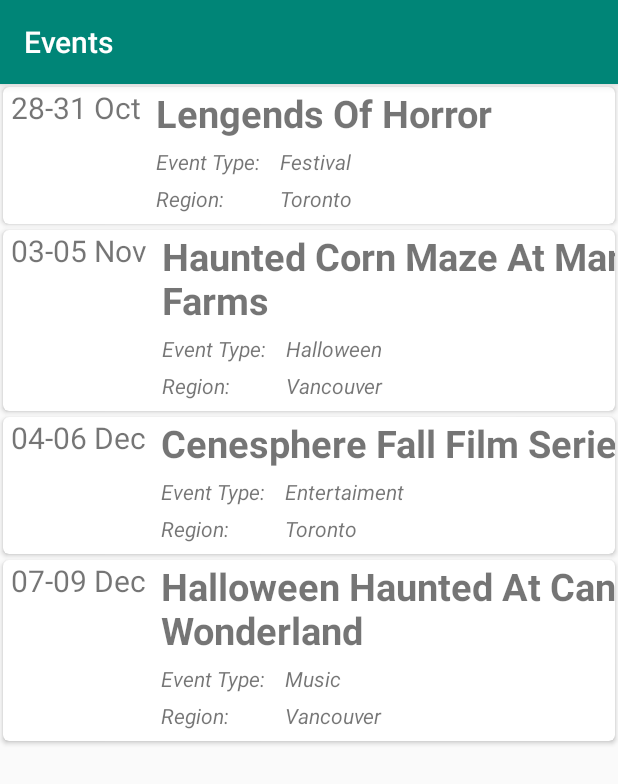
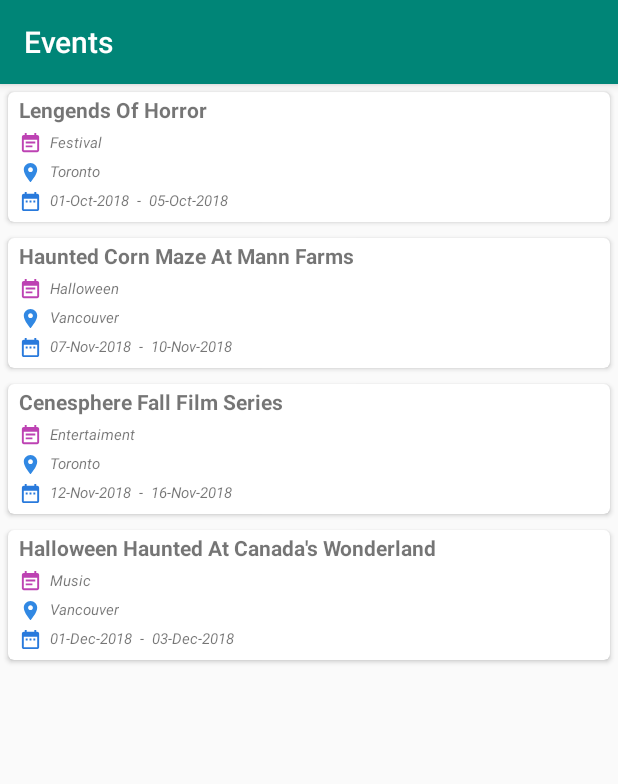
Before and after one commit to huynm1990/trip-trip, an Android app: the screen it shows after launch (EventsActivity), after a tap on "Events", on a phone screen of 412 x 824 dp. Shown: the top 784 px of the screen. Run offline under Robolectric (Android 15) with nearby library versions, the phone set to English and light mode, and no system bars.

Commit message:
Add Category

```diff
--- a/app/src/main/java/com/org/triptrip/adapter/EventsAdapter.java
+++ b/app/src/main/java/com/org/triptrip/adapter/EventsAdapter.java
@@ -1,9 +1,11 @@
 package com.org.triptrip.adapter;
 
+import android.graphics.drawable.Drawable;
 import android.support.v7.widget.CardView;
 import android.support.v7.widget.RecyclerView;
 import android.view.LayoutInflater;
 import android.view.ViewGroup;
+import android.widget.ImageView;
 import android.widget.TextView;
 
 import com.org.triptrip.R;
@@ -13,16 +15,19 @@
  */
 public class EventsAdapter extends RecyclerView.Adapter<EventsAdapter.ViewHolder> {
 
-    private String[] dates;
+
     private String[] titles;
     private String[] eventTypes;
     private String[] regions;
+    private String[] fromDates;
+    private String[] toDates;
 
-    public EventsAdapter(String[] dates, String[] titles, String[] eventTypes, String[] regions) {
-        this.dates = dates;
+    public EventsAdapter(String[] titles, String[] eventTypes, String[] regions, String[] fromDates, String[] toDates) {
         this.titles = titles;
         this.eventTypes = eventTypes;
         this.regions = regions;
+        this.fromDates = fromDates;
+        this.toDates = toDates;
     }
 
     public static class ViewHolder extends RecyclerView.ViewHolder {
@@ -45,22 +50,25 @@
     public void onBindViewHolder(ViewHolder viewHolder,final int position) {
         CardView cardView = viewHolder.cardView;
 
-        TextView txtDate = (TextView) cardView.findViewById(R.id.txt_date);
-        txtDate.setText(dates[position]);
-
         TextView txtTitle = (TextView) cardView.findViewById(R.id.txt_title);
         txtTitle.setText(titles[position]);
 
-        TextView txtEventType = (TextView) cardView.findViewById(R.id.txt_event_type_content);
-        txtEventType.setText(eventTypes[position]);
+        TextView txtEventNote = (TextView) cardView.findViewById(R.id.txt_event_note);
+        txtEventNote.setText(eventTypes[position]);
 
-        TextView txtRegion = (TextView) cardView.findViewById(R.id.txt_region_content);
-        txtRegion.setText(regions[position]);
+        TextView txtPlace = (TextView) cardView.findViewById(R.id.txt_place);
+        txtPlace.setText(regions[position]);
+
+        TextView txtFromDate = (TextView) cardView.findViewById(R.id.txt_from_date);
+        txtFromDate.setText(fromDates[position]);
+
+        TextView txtToDate = (TextView) cardView.findViewById(R.id.txt_to_date);
+        txtToDate.setText(toDates[position]);
 
     }
 
     @Override
     public int getItemCount() {
-        return dates.length;
+        return titles.length;
     }
 }
--- a/app/src/main/java/com/org/triptrip/common/Event.java
+++ b/app/src/main/java/com/org/triptrip/common/Event.java
@@ -8,13 +8,14 @@
     private String title;
     private String eventType;
     private String region;
-    private String date;
+    private String fromDate;
+    private String toDate;
 
     public static final Event[] events = {
-            new Event("Lengends Of Horror", "Festival", "Toronto", "28-31 Oct"),
-            new Event("Haunted Corn Maze At Mann Farms", "Halloween", "Vancouver", "03-05 Nov"),
-            new Event("Cenesphere Fall Film Series", "Entertaiment", "Toronto", "04-06 Dec"),
-            new Event("Halloween Haunted At Canada's Wonderland", "Music", "Vancouver", "07-09 Dec")
+            new Event("Lengends Of Horror", "Festival", "Toronto", "01-Oct-2018", "05-Oct-2018"),
+            new Event("Haunted Corn Maze At Mann Farms", "Halloween", "Vancouver", "07-Nov-2018", "10-Nov-2018"),
+            new Event("Cenesphere Fall Film Series", "Entertaiment", "Toronto", "12-Nov-2018", "16-Nov-2018"),
+            new Event("Halloween Haunted At Canada's Wonderland", "Music", "Vancouver", "01-Dec-2018", "03-Dec-2018")
     };
 
     /**
@@ -23,13 +24,15 @@
      * @param title title
      * @param eventType event type
      * @param region region
-     * @param date date
+     * @param fromDate from date
+     * @param toDate to date
      */
-    public Event(String title, String eventType, String region, String date) {
+    public Event(String title, String eventType, String region, String fromDate, String toDate) {
         this.title = title;
         this.eventType = eventType;
         this.region = region;
-        this.date = date;
+        this.fromDate = fromDate;
+        this.toDate = toDate;
     }
 
     /**
@@ -54,9 +57,16 @@
     }
 
     /**
-     * @return date
+     * @return from date
      */
-    public String getDate() {
-        return date;
+    public String getFromDate() {
+        return fromDate;
+    }
+
+    /**
+     * @return to date
+     */
+    public String getToDate() {
+        return toDate;
     }
 }
--- a/app/src/main/java/com/org/triptrip/fragment/EventMaterialFragment.java
+++ b/app/src/main/java/com/org/triptrip/fragment/EventMaterialFragment.java
@@ -20,19 +20,22 @@
                              Bundle savedInstanceState) {
         RecyclerView eventRecycler = (RecyclerView) inflater.inflate(R.layout.fragment_event_material, container, false);
 
-        String[] dates = new String[Event.events.length];
+
         String[] titles = new String[Event.events.length];
         String[] eventTypes = new String[Event.events.length];
         String[] regions = new String[Event.events.length];
+        String[] fromDates = new String[Event.events.length];
+        String[] toDates = new String[Event.events.length];
         for (int i = 0; i < Event.events.length; i++) {
-            dates[i] = Event.events[i].getDate();
             titles[i] = Event.events[i].getTitle();
             eventTypes[i] = Event.events[i].getEventType();
             regions[i] = Event.events[i].getRegion();
+            fromDates[i] = Event.events[i].getFromDate();
+            toDates[i] = Event.events[i].getToDate();
         }
 
 
-        EventsAdapter adapter = new EventsAdapter(dates, titles, eventTypes, regions);
+        EventsAdapter adapter = new EventsAdapter(titles, eventTypes, regions, fromDates, toDates);
         eventRecycler.setAdapter(adapter);
 
         LinearLayoutManager layoutManager = new LinearLayoutManager(getActivity());
--- /dev/null
+++ b/app/src/main/res/drawable/ic_date_range_black_24dp.xml
@@ -0,0 +1,5 @@
+<vector android:height="15dp" android:tint="#297ADC"
+    android:viewportHeight="24.0" android:viewportWidth="24.0"
+    android:width="15dp" xmlns:android="http://schemas.android.com/apk/res/android">
+    <path android:fillColor="#FF000000" android:pathData="M9,11L7,11v2h2v-2zM13,11h-2v2h2v-2zM17,11h-2v2h2v-2zM19,4h-1L18,2h-2v2L8,4L8,2L6,2v2L5,4c-1.11,0 -1.99,0.9 -1.99,2L3,20c0,1.1 0.89,2 2,2h14c1.1,0 2,-0.9 2,-2L21,6c0,-1.1 -0.9,-2 -2,-2zM19,20L5,20L5,9h14v11z"/>
+</vector>
--- /dev/null
+++ b/app/src/main/res/drawable/ic_event_note_black_24dp.xml
@@ -0,0 +1,5 @@
+<vector android:height="15dp" android:tint="#BD42B3"
+    android:viewportHeight="24.0" android:viewportWidth="24.0"
+    android:width="15dp" xmlns:android="http://schemas.android.com/apk/res/android">
+    <path android:fillColor="#FF000000" android:pathData="M17,10L7,10v2h10v-2zM19,3h-1L18,1h-2v2L8,3L8,1L6,1v2L5,3c-1.11,0 -1.99,0.9 -1.99,2L3,19c0,1.1 0.89,2 2,2h14c1.1,0 2,-0.9 2,-2L21,5c0,-1.1 -0.9,-2 -2,-2zM19,19L5,19L5,8h14v11zM14,14L7,14v2h7v-2z"/>
+</vector>
--- a/app/src/main/res/layout/activity_events.xml
+++ b/app/src/main/res/layout/activity_events.xml
@@ -4,7 +4,6 @@
     android:id="@+id/android_custom_gridview_layout"
     android:layout_width="match_parent"
     android:layout_height="match_parent"
-    android:gravity="center_horizontal"
     android:orientation="vertical">
 
     <fragment
--- a/app/src/main/res/layout/card_events.xml
+++ b/app/src/main/res/layout/card_events.xml
@@ -2,84 +2,114 @@
 <android.support.v7.widget.CardView
     xmlns:android="http://schemas.android.com/apk/res/android"
     xmlns:card_view="http://schemas.android.com/apk/res-auto"
-    android:id="@+id/card_events"
+    android:id="@+id/card_experience"
     android:layout_width="match_parent"
     android:layout_height="wrap_content"
-    android:layout_margin="2dp"
+    android:layout_margin="5dp"
     card_view:cardCornerRadius="4dp">
 
     <GridLayout
         android:layout_width="match_parent"
-        android:layout_height="fill_parent"
-        android:layout_marginBottom="2dp"
+        android:layout_height="match_parent"
+        android:layout_margin="2dp"
         android:orientation="vertical"
-        android:columnCount="3"
-        android:rowCount="3">
+        android:columnCount="4"
+        android:rowCount="4">
 
         <TextView
-            android:id="@+id/txt_date"
+            android:id="@+id/txt_title"
+            android:layout_marginLeft="5dp"
+            android:layout_marginBottom="5dp"
+            android:layout_width="match_parent"
+            android:layout_height="wrap_content"
+            android:layout_row="0"
+            android:layout_column="0"
+            android:layout_columnSpan="4"
+            android:textStyle="bold"/>
+
+        <ImageView
+            android:id="@+id/img_event_note"
+            android:layout_width="wrap_content"
+            android:layout_height="wrap_content"
+            android:layout_marginLeft="5dp"
+            android:layout_row="1"
+            android:layout_column="0"
+            android:src="@drawable/ic_event_note_black_24dp"/>
+
+        <TextView
+            android:id="@+id/txt_event_note"
             android:layout_marginLeft="5dp"
             android:layout_marginBottom="5dp"
             android:layout_width="wrap_content"
             android:layout_height="wrap_content"
-            android:textSize="20sp"
-            android:layout_row="0"
+            android:layout_row="1"
+            android:layout_column="1"
+            android:layout_columnSpan="3"
+            android:textStyle="italic"
+            android:textSize="10sp"/>
+
+        <ImageView
+            android:id="@+id/img_place"
+            android:layout_width="wrap_content"
+            android:layout_height="wrap_content"
+            android:layout_marginLeft="5dp"
+            android:layout_row="2"
             android:layout_column="0"
-            android:layout_rowSpan="3" />
+            android:src="@drawable/ic_place_black_24dp"/>
 
         <TextView
-            android:id="@+id/txt_title"
-            android:layout_marginLeft="10dp"
+            android:id="@+id/txt_place"
+            android:layout_marginLeft="5dp"
             android:layout_marginBottom="5dp"
             android:layout_width="wrap_content"
             android:layout_height="wrap_content"
-            android:textStyle="bold"
-            android:textSize="25sp"
-            android:layout_columnSpan="2"
-            android:layout_row="0"
-            android:layout_column="1" />
+            android:layout_row="2"
+            android:layout_column="1"
+            android:layout_columnSpan="3"
+            android:textStyle="italic"
+            android:textSize="10sp"/>
+
+        <ImageView
+            android:id="@+id/img_date_range"
+            android:layout_width="wrap_content"
+            android:layout_height="wrap_content"
+            android:layout_marginLeft="5dp"
+            android:layout_row="3"
+            android:layout_column="0"
+            android:src="@drawable/ic_date_range_black_24dp"/>
 
         <TextView
-            android:id="@+id/txt_event_type"
-            android:layout_marginLeft="10dp"
+            android:id="@+id/txt_from_date"
+            android:layout_marginLeft="5dp"
             android:layout_marginBottom="5dp"
             android:layout_width="wrap_content"
             android:layout_height="wrap_content"
-            android:text="Event Type: "
+            android:layout_row="3"
+            android:layout_column="1"
             android:textStyle="italic"
-            android:layout_row="1"
-            android:layout_column="1" />
+            android:textSize="10sp"/>
 
         <TextView
-            android:id="@+id/txt_event_type_content"
-            android:layout_marginLeft="10dp"
+            android:layout_marginLeft="5dp"
             android:layout_marginBottom="5dp"
             android:layout_width="wrap_content"
             android:layout_height="wrap_content"
+            android:text="-"
+            android:layout_row="3"
+            android:layout_column="2"
             android:textStyle="italic"
-            android:layout_row="1"
-            android:layout_column="2" />
+            android:textSize="10sp"/>
 
         <TextView
-            android:id="@+id/txt_region"
-            android:layout_marginLeft="10dp"
+            android:id="@+id/txt_to_date"
+            android:layout_marginLeft="5dp"
             android:layout_marginBottom="5dp"
             android:layout_width="wrap_content"
             android:layout_height="wrap_content"
-            android:text="Region: "
+            android:layout_row="3"
+            android:layout_column="3"
             android:textStyle="italic"
-            android:layout_row="2"
-            android:layout_column="1" />
-
-        <TextView
-            android:id="@+id/txt_region_content"
-            android:layout_marginLeft="10dp"
-            android:layout_marginBottom="5dp"
-            android:layout_width="wrap_content"
-            android:layout_height="wrap_content"
-            android:textStyle="italic"
-            android:layout_row="2"
-            android:layout_column="2" />
+            android:textSize="10sp"/>
 
     </GridLayout>
 
```
